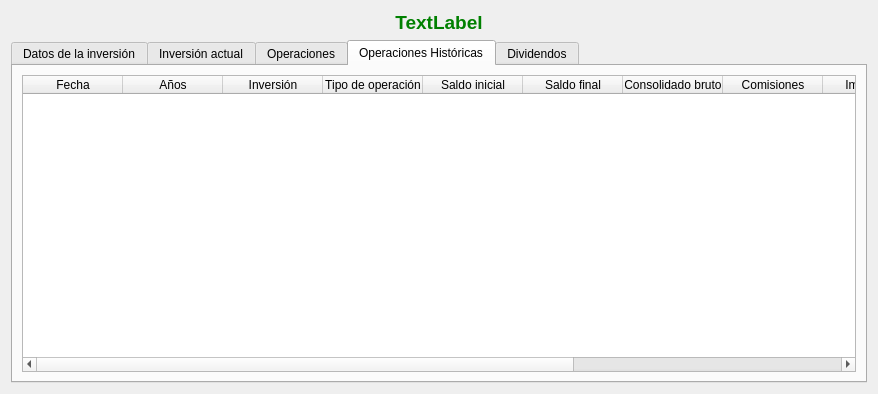
The window that ui/frmInversionesEstudio.ui (turulomio/xulpymoney) describes before a commit, drawn with Qt 5.
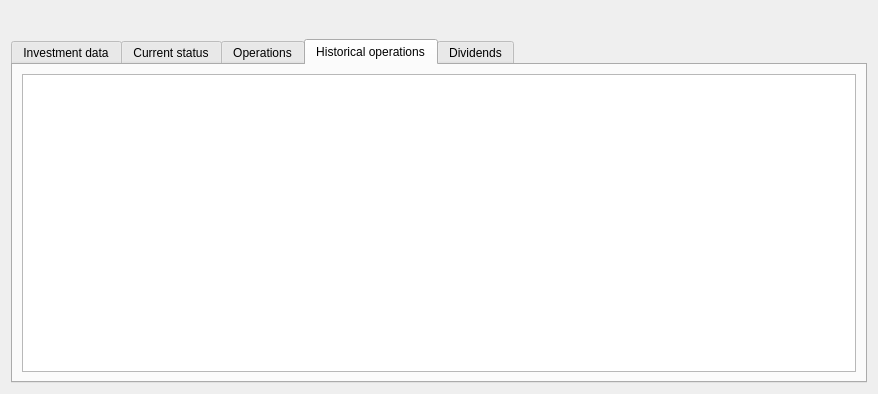
The same window after the commit. The open tabs and pages were chosen to show the change. Icons and pictures are not drawn. Custom widgets are drawn as their Qt base class.

Diff of the .ui file:
```diff
--- a/ui/frmInversionesEstudio.ui
+++ b/ui/frmInversionesEstudio.ui
@@ -38,9 +38,6 @@
        <property name="styleSheet">
         <string notr="true">color: rgb(0, 128, 0);</string>
        </property>
-       <property name="text">
-        <string>TextLabel</string>
-       </property>
        <property name="alignment">
         <set>Qt::AlignCenter</set>
        </property>
@@ -56,7 +53,7 @@
        </property>
        <widget class="QWidget" name="tab_12">
         <attribute name="title">
-         <string>Datos de la inversión</string>
+         <string>Investment data</string>
         </attribute>
         <layout class="QHBoxLayout" name="horizontalLayout_16">
          <item>
@@ -174,7 +171,7 @@
        </widget>
        <widget class="QWidget" name="tabInversionActual">
         <attribute name="title">
-         <string>Inversión actual</string>
+         <string>Current status</string>
         </attribute>
         <layout class="QHBoxLayout" name="horizontalLayout">
          <item>
@@ -204,7 +201,7 @@
        </widget>
        <widget class="QWidget" name="tabOperacionesHistoricas">
         <attribute name="title">
-         <string>Operaciones</string>
+         <string>Operations</string>
         </attribute>
         <layout class="QHBoxLayout" name="horizontalLayout_9">
          <item>
@@ -281,7 +278,7 @@
        </widget>
        <widget class="QWidget" name="tab_2">
         <attribute name="title">
-         <string>Operaciones Históricas</string>
+         <string>Historical operations</string>
         </attribute>
         <layout class="QHBoxLayout" name="horizontalLayout_4">
          <item>
@@ -301,73 +298,13 @@
            <attribute name="verticalHeaderVisible">
             <bool>false</bool>
            </attribute>
-           <column>
-            <property name="text">
-             <string>Fecha</string>
-            </property>
-           </column>
-           <column>
-            <property name="text">
-             <string>Años</string>
-            </property>
-           </column>
-           <column>
-            <property name="text">
-             <string>Inversión</string>
-            </property>
-           </column>
-           <column>
-            <property name="text">
-             <string>Tipo de operación</string>
-            </property>
-           </column>
-           <column>
-            <property name="text">
-             <string>Saldo inicial</string>
-            </property>
-           </column>
-           <column>
-            <property name="text">
-             <string>Saldo final</string>
-            </property>
-           </column>
-           <column>
-            <property name="text">
-             <string>Consolidado bruto</string>
-            </property>
-           </column>
-           <column>
-            <property name="text">
-             <string>Comisiones</string>
-            </property>
-           </column>
-           <column>
-            <property name="text">
-             <string>Impuestos</string>
-            </property>
-           </column>
-           <column>
-            <property name="text">
-             <string>Consolidado neto</string>
-            </property>
-           </column>
-           <column>
-            <property name="text">
-             <string>% TAE neto</string>
-            </property>
-           </column>
-           <column>
-            <property name="text">
-             <string>% Total neto</string>
-            </property>
-           </column>
           </widget>
          </item>
         </layout>
        </widget>
        <widget class="QWidget" name="tabDividendos">
         <attribute name="title">
-         <string>Dividendos</string>
+         <string>Dividends</string>
         </attribute>
         <layout class="QHBoxLayout" name="horizontalLayout_7">
          <item>
```
Left out of the diff: 60 changed lines with no effect on the pictures.
